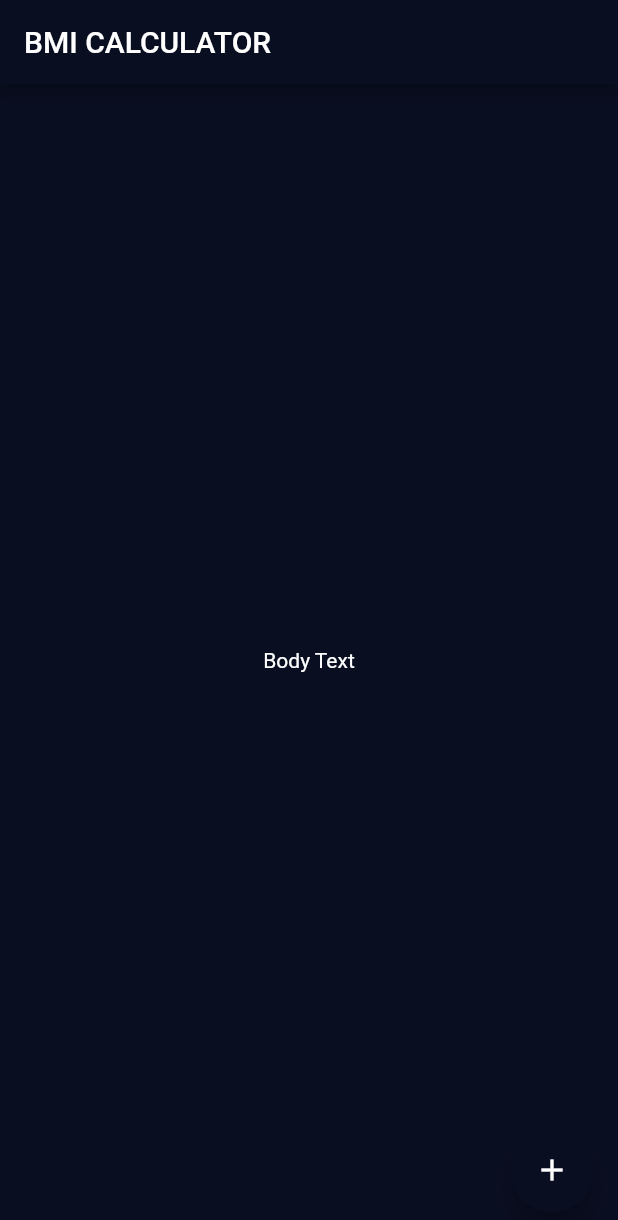
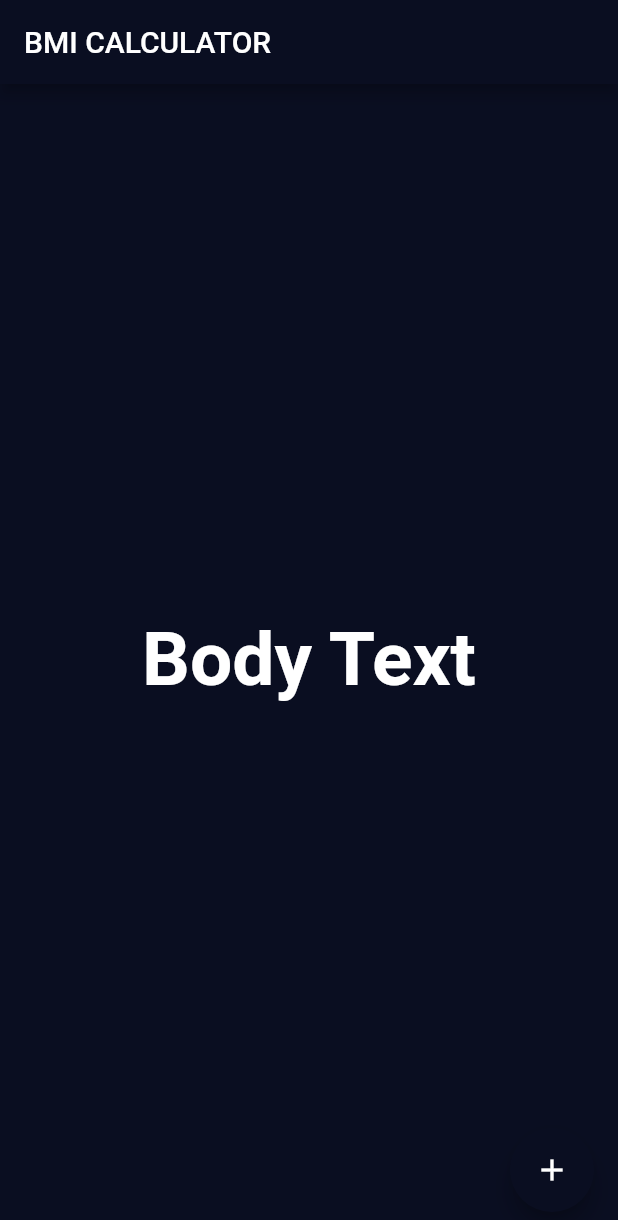
Before and after one commit to Junaed29/bmi_calculator, a Flutter app: the screen it shows after launch, on a phone screen of 412 x 824 dp. Shown: the top 1220 px of the screen. Run offline on Flutter 3.47's test engine with Material 2 defaults, Android fonts, the phone set to English and light mode, and no system bars.

Commit message:
Custom theme added

```diff
--- a/lib/main.dart
+++ b/lib/main.dart
@@ -16,6 +16,8 @@ class BMICalculator extends StatelessWidget {
         textTheme: const TextTheme(
           bodyText2: TextStyle(
             color: Colors.white,
+            fontWeight: FontWeight.bold,
+            fontSize: 50,
           ),
         ),
       ),
```
